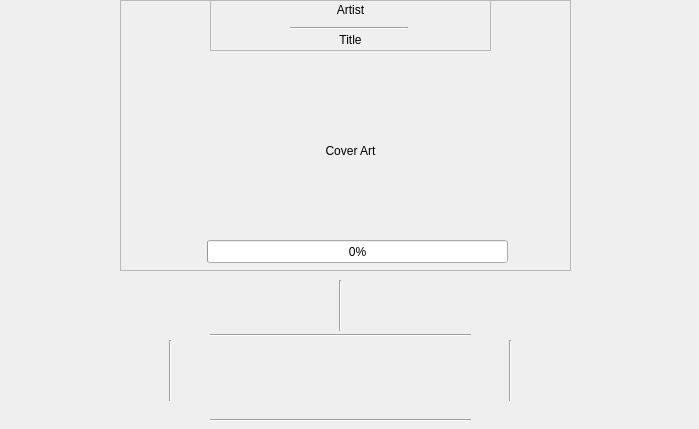
This is SongScreen.ui in davjd/music-player as Qt 5 draws it before an edit. The edited form follows.
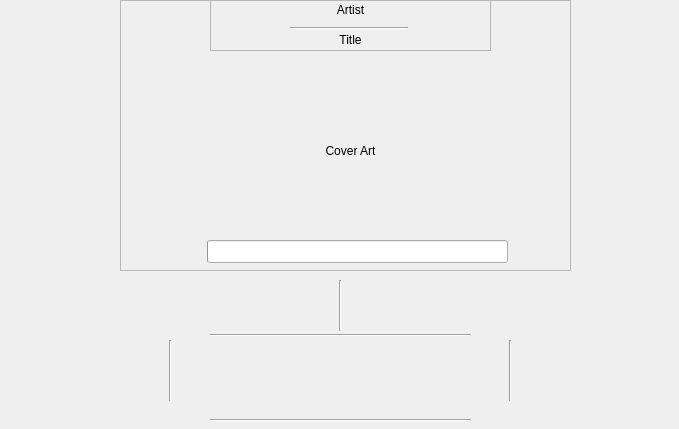
This is the edited form. Icons and pictures are not drawn.

What changed in the file:
```diff
--- a/SongScreen.ui
+++ b/SongScreen.ui
@@ -6,7 +6,7 @@
    <rect>
     <x>0</x>
     <y>0</y>
-    <width>699</width>
+    <width>679</width>
     <height>429</height>
    </rect>
   </property>
@@ -190,9 +190,15 @@
     <property name="value">
      <number>0</number>
     </property>
+    <property name="textVisible">
+     <bool>false</bool>
+    </property>
     <property name="orientation">
      <enum>Qt::Horizontal</enum>
     </property>
+    <property name="invertedAppearance">
+     <bool>false</bool>
+    </property>
    </widget>
   </widget>
   <widget class="QPushButton" name="middle">
```
